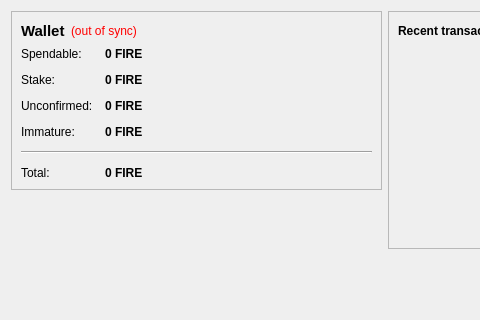
Qt form src/qt/forms/overviewpage.ui (juhcoin/Juhcoin) before a commit; both pictures show x 0 to 480 and y 0 to 320 of the 770 by 487 pixel window.
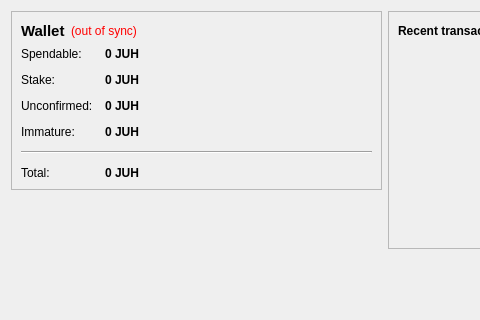
The same form after that commit. Icons and pictures are not drawn.

What changed in the file:
```diff
--- a/src/qt/forms/overviewpage.ui
+++ b/src/qt/forms/overviewpage.ui
@@ -105,7 +105,7 @@
              <string>Your current spendable balance</string>
             </property>
             <property name="text">
-             <string notr="true">0 FIRE</string>
+             <string notr="true">0 JUH</string>
             </property>
             <property name="textInteractionFlags">
              <set>Qt::LinksAccessibleByMouse|Qt::TextSelectableByKeyboard|Qt::TextSelectableByMouse</set>
@@ -134,7 +134,7 @@
              <string>Total of coins that was staked, and do not yet count toward the current balance</string>
             </property>
             <property name="text">
-             <string notr="true">0 FIRE</string>
+             <string notr="true">0 JUH</string>
             </property>
             <property name="textInteractionFlags">
              <set>Qt::LinksAccessibleByMouse|Qt::TextSelectableByKeyboard|Qt::TextSelectableByMouse</set>
@@ -163,7 +163,7 @@
              <string>Total of transactions that have yet to be confirmed, and do not yet count toward the current balance</string>
             </property>
             <property name="text">
-             <string notr="true">0 FIRE</string>
+             <string notr="true">0 JUH</string>
             </property>
             <property name="textInteractionFlags">
              <set>Qt::LinksAccessibleByMouse|Qt::TextSelectableByKeyboard|Qt::TextSelectableByMouse</set>
@@ -189,7 +189,7 @@
              <string>Mined balance that has not yet matured</string>
             </property>
             <property name="text">
-             <string notr="true">0 FIRE</string>
+             <string notr="true">0 JUH</string>
             </property>
             <property name="textInteractionFlags">
              <set>Qt::LinksAccessibleByMouse|Qt::TextSelectableByKeyboard|Qt::TextSelectableByMouse</set>
@@ -225,7 +225,7 @@
              <string>Your current total balance</string>
             </property>
             <property name="text">
-             <string notr="true">0 FIRE</string>
+             <string notr="true">0 JUH</string>
             </property>
             <property name="textInteractionFlags">
              <set>Qt::LinksAccessibleByMouse|Qt::TextSelectableByKeyboard|Qt::TextSelectableByMouse</set>
```
Left out of the diff: 4 changed lines with no effect on the pictures.
